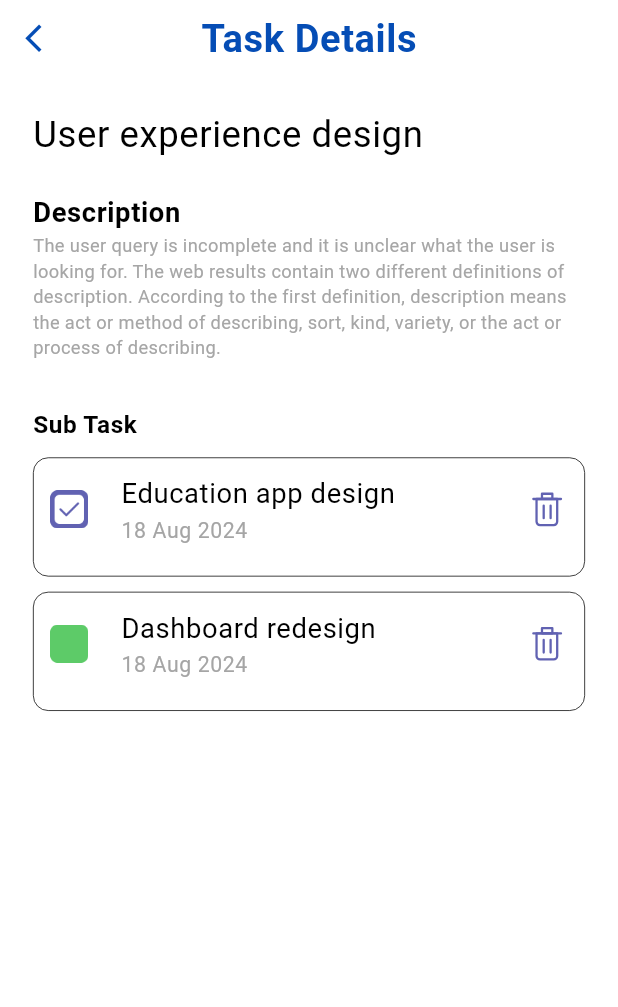
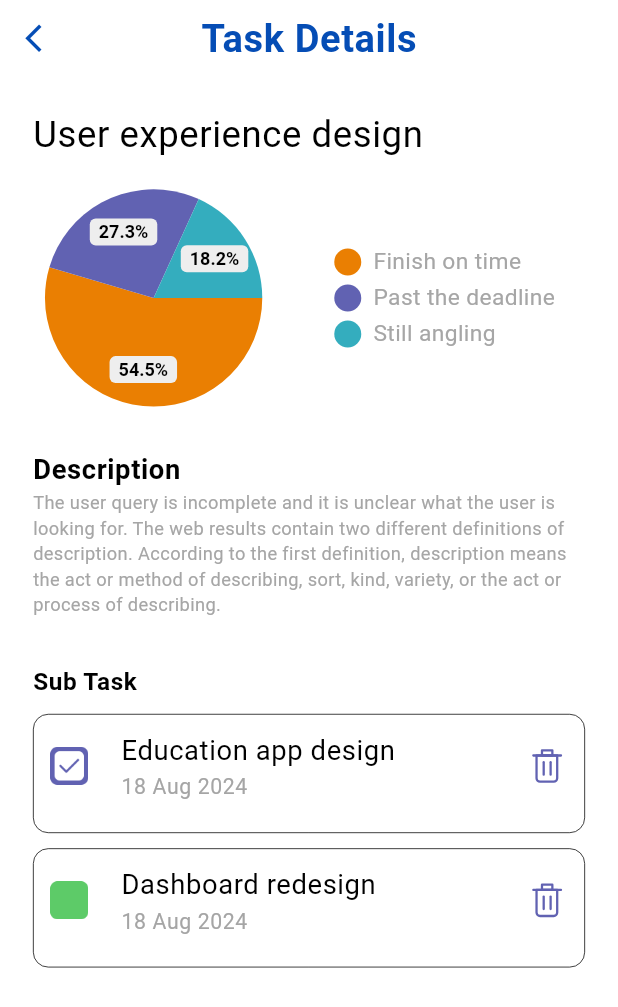
Before and after one commit to hamdy-dawood/CMP-App, a Flutter app: the TaskDetails screen opened directly, on a phone screen of 412 x 824 dp. Shown: the top 1007 px of the screen. Run offline on Flutter 3.47's test engine with Material 3 defaults, Android fonts, the light colour scheme and no system bars; drawn by our look-alikes of pie_chart; our stand-ins replace cached_network_image, fl_chart, flutter_bloc, flutter_native_splash, flutter_screenutil, flutter_svg and 2 more.

Commit message:
add pie chart

```diff
--- a/lib/core/theming/assets.dart
+++ b/lib/core/theming/assets.dart
@@ -18,6 +18,7 @@ class AssetsStrings {
   static const String money = "${baseImages}money.png";
   static const String paper = "${baseImages}paper.png";
   static const String homeImage = "${baseImages}home_image.png";
+  static const String taskSentImage = "${baseImages}task_sent_image.png";
 
   // Icons
   static const String google = "${baseIcons}google.svg";
--- a/lib/core/theming/colors.dart
+++ b/lib/core/theming/colors.dart
@@ -6,6 +6,7 @@ class ColorManager {
   static Color black2 = const Color.fromRGBO(0, 0, 0, 0.37);
   static Color black3 = const Color.fromRGBO(1, 1, 1, 1);
   static Color black4 = const Color.fromRGBO(34, 33, 33, 1);
+  static Color black5 = const Color.fromRGBO(0, 0, 0, 0.71);
   static Color white = const Color.fromRGBO(255, 255, 255, 1);
   static Color grey = const Color.fromRGBO(165, 165, 165, 1);
   static Color grey2 = const Color.fromRGBO(169, 169, 169, 1);
--- a/lib/features/nav_bar_pages/chats/view.dart
+++ b/lib/features/nav_bar_pages/chats/view.dart
@@ -39,6 +39,7 @@ class ChatsView extends StatelessWidget {
                   fontWeight: FontWeight.w700,
                 ),
                 centerTitle: true,
+                leading: const SizedBox.shrink(),
               ),
             ),
             Positioned(
--- a/lib/features/nav_bar_pages/home/widgets/fl_chart.dart
+++ b/lib/features/nav_bar_pages/home/widgets/fl_chart.dart
@@ -32,7 +32,7 @@ class FlCarts extends StatelessWidget {
                   FlSpot(5, 14),
                 ],
                 colors: [ColorManager.mainColor],
-                barWidth: 3,
+                barWidth: 2,
               ),
             ],
             titlesData: FlTitlesData(
@@ -64,7 +64,7 @@ class FlCarts extends StatelessWidget {
               ),
               leftTitles: SideTitles(
                 showTitles: true,
-                reservedSize: 5,
+                reservedSize: 8,
                 interval: 5,
               ),
             ),
--- a/lib/features/nav_bar_pages/home/widgets/main_app_bar_view.dart
+++ b/lib/features/nav_bar_pages/home/widgets/main_app_bar_view.dart
@@ -34,7 +34,7 @@ class MainAppBarView extends StatelessWidget {
                       child: CustomText(
                         text: "Abdallah !",
                         color: ColorManager.white,
-                        fontSize: 32.sp,
+                        fontSize: 24.sp,
                         fontWeight: FontWeight.w700,
                       ),
                     ),
@@ -90,13 +90,13 @@ class MainAppBarView extends StatelessWidget {
                       CustomText(
                         text: "8 180.08",
                         color: ColorManager.white,
-                        fontSize: 36.sp,
+                        fontSize: 28.sp,
                         fontWeight: FontWeight.w700,
                       ),
                       SizedBox(width: 8.w),
                       CustomText(
                         text: "Target",
-                        color: ColorManager.grey4,
+                        color: ColorManager.white,
                         fontSize: 16.sp,
                         fontWeight: FontWeight.w400,
                       ),
--- a/lib/features/nav_bar_pages/home/widgets/percent_container.dart
+++ b/lib/features/nav_bar_pages/home/widgets/percent_container.dart
@@ -31,7 +31,7 @@ class PercentContainer extends StatelessWidget {
                 CustomText(
                   text: "Your daily task\nalmost done",
                   color: ColorManager.white,
-                  fontSize: 20.sp,
+                  fontSize: 18.sp,
                   fontWeight: FontWeight.w400,
                   maxLines: 5,
                   textAlign: TextAlign.center,
--- a/lib/features/start/view.dart
+++ b/lib/features/start/view.dart
@@ -30,7 +30,7 @@ class StartView extends StatelessWidget {
             CustomText(
               text: "Are you ready to start \nyour business journey?",
               color: ColorManager.black,
-              fontSize: 24.sp,
+              fontSize: 22.sp,
               fontWeight: FontWeight.w700,
               maxLines: 4,
             ),
--- a/lib/features/task_details/view.dart
+++ b/lib/features/task_details/view.dart
@@ -1,10 +1,14 @@
+import 'package:cmp_app/core/helpers/navigator.dart';
 import 'package:cmp_app/core/theming/assets.dart';
 import 'package:cmp_app/core/theming/colors.dart';
 import 'package:cmp_app/core/widgets/app_bar.dart';
 import 'package:cmp_app/core/widgets/custom_text.dart';
 import 'package:cmp_app/features/nav_bar_pages/home/widgets/task_item.dart';
+import 'package:cmp_app/features/task_sent/view.dart';
 import 'package:flutter/material.dart';
 import 'package:flutter_screenutil/flutter_screenutil.dart';
+
+import 'widgets/pie_chart.dart';
 
 class TaskDetails extends StatelessWidget {
   const TaskDetails({super.key});
@@ -30,6 +34,8 @@ class TaskDetails extends StatelessWidget {
               fontSize: 24.sp,
               fontWeight: FontWeight.w400,
             ),
+            SizedBox(height: 10.h),
+            const PieChartWidget(),
             SizedBox(height: 20.h),
             CustomText(
               text: "Description",
@@ -53,15 +59,25 @@ class TaskDetails extends StatelessWidget {
               fontWeight: FontWeight.w700,
             ),
             SizedBox(height: 10.h),
-            const TaskItem(
+            GestureDetector(
+              onTap: () {
+                MagicRouter.navigateTo(page: const TaskSentView());
+              },
+              child: const TaskItem(
                 image: AssetsStrings.task1Image,
                 title: "Education app design",
                 date: "18 Aug 2024",
               ),
-            const TaskItem(
+            ),
+            GestureDetector(
+              onTap: () {
+                MagicRouter.navigateTo(page: const TaskSentView());
+              },
+              child: const TaskItem(
                 image: AssetsStrings.task2Image,
                 title: "Dashboard redesign",
                 date: "18 Aug 2024",
+              ),
             )
           ],
         ),
--- /dev/null
+++ b/lib/features/task_details/widgets/pie_chart.dart
@@ -0,0 +1,38 @@
+import 'package:cmp_app/core/theming/colors.dart';
+import 'package:flutter/material.dart';
+import 'package:flutter_screenutil/flutter_screenutil.dart';
+import 'package:pie_chart/pie_chart.dart';
+
+class PieChartWidget extends StatelessWidget {
+  const PieChartWidget({super.key});
+
+  @override
+  Widget build(BuildContext context) {
+    Map<String, double> dataMap = {
+      "Finish on time": 6,
+      "Past the deadline ": 3,
+      "Still angling": 2,
+    };
+
+    return PieChart(
+      dataMap: dataMap,
+      chartRadius: 0.4.sw,
+      colorList: const [
+        Color.fromRGBO(234, 127, 2, 1),
+        Color.fromRGBO(97, 98, 178, 1),
+        Color.fromRGBO(52, 173, 190, 1),
+      ],
+      legendOptions: LegendOptions(
+        legendPosition: LegendPosition.right,
+        legendTextStyle: TextStyle(
+          fontSize: 15.sp,
+          color: ColorManager.grey4,
+          fontWeight: FontWeight.w400,
+        ),
+      ),
+      chartValuesOptions: const ChartValuesOptions(
+        showChartValuesInPercentage: true,
+      ),
+    );
+  }
+}
--- a/pubspec.yaml
+++ b/pubspec.yaml
@@ -44,8 +44,7 @@ dependencies:
   pinput: ^2.2.31
   percent_indicator: ^4.2.3
   fl_chart: ^0.35.0
-
-
+  pie_chart: ^5.4.0
 
 dev_dependencies:
   flutter_test:
```
Also changed, not shown: lib/features/nav_bar_pages/chats/chat_details.dart (+17 -5 lines), lib/features/task_sent/view.dart (added, +61 -0 lines), assets/images/task_sent_image.png (added), pubspec.lock. Lines whose indentation alone changed are shown as unchanged.
